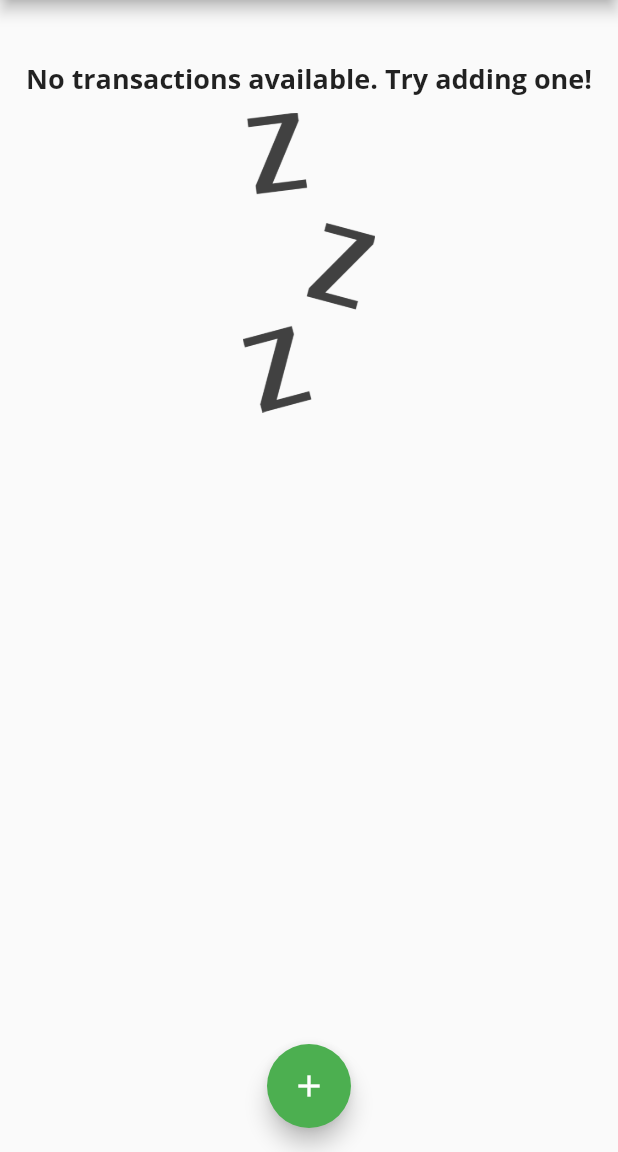
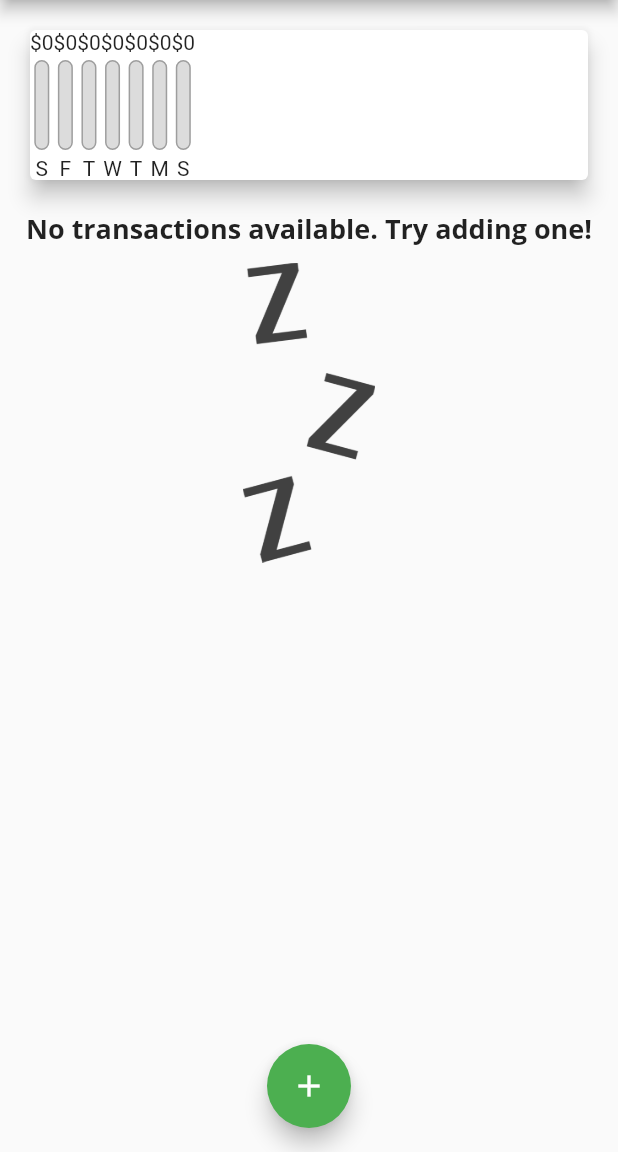
Before and after one commit to tferrerm/flutter-tutorial, a Flutter app: the screen it shows after launch, on a phone screen of 412 x 824 dp, the part 84-1236 px from its top. Run offline on Flutter 3.47's test engine with Material 2 defaults, Android fonts, the phone set to English and light mode, and no system bars; Roboto replaces fonts that are missing (Open Sans).

Commit message:
Add initial chart to show weekly expenses

```diff
--- a/expense_tracker/lib/widgets/chart.dart
+++ b/expense_tracker/lib/widgets/chart.dart
@@ -1,6 +1,7 @@
 import 'package:flutter/material.dart';
 import 'package:intl/intl.dart';
 
+import 'package:expense_tracker/widgets/chart_bar.dart';
 import 'package:expense_tracker/models/transaction.dart';
 
 class Chart extends StatelessWidget {
@@ -25,8 +26,16 @@ class Chart extends StatelessWidget {
           totalSum += recentTransactions[i].amount;
         }
       }
-      return {'day': DateFormat.E().format(weekDay), 'amount': totalSum};
+      return {'day': DateFormat.E().format(weekDay)[0], 'amount': totalSum};
     });
+  }
+
+  double get totalSpending {
+    final double total = groupedTransactionValues.fold(
+        0.0,
+        (previousValue, element) =>
+            previousValue + (element['amount'] as double));
+    return total;
   }
 
   @override
@@ -35,7 +44,16 @@ class Chart extends StatelessWidget {
         elevation: 6,
         margin: EdgeInsets.all(20),
         child: Row(
-          children: <Widget>[],
+          children: groupedTransactionValues.map((data) {
+            final double percentage = totalSpending != 0
+                ? (data['amount'] as double) / totalSpending
+                : 0;
+            return ChartBar(
+              label: data['day'] as String,
+              spentAmount: data['amount'] as double,
+              spentPercentage: percentage,
+            );
+          }).toList(),
         ));
   }
 }
--- /dev/null
+++ b/expense_tracker/lib/widgets/chart_bar.dart
@@ -0,0 +1,49 @@
+import 'package:flutter/material.dart';
+
+class ChartBar extends StatelessWidget {
+  final String label;
+  final double spentAmount;
+  final double spentPercentage;
+
+  ChartBar({
+    required this.label,
+    required this.spentAmount,
+    required this.spentPercentage,
+  });
+
+  @override
+  Widget build(BuildContext context) {
+    return Column(
+      children: [
+        Text('\$${spentAmount.toStringAsFixed(0)}'),
+        SizedBox(height: 4),
+        Container(
+          height: 60,
+          width: 10,
+          child: Stack(children: <Widget>[
+            Container(
+              decoration: BoxDecoration(
+                border: Border.all(
+                  color: Colors.grey,
+                  width: 1.0,
+                ),
+                color: Color.fromRGBO(220, 220, 220, 1),
+                borderRadius: BorderRadius.circular(20),
+              ),
+            ),
+            FractionallySizedBox(
+              heightFactor: spentPercentage,
+              child: Container(
+                decoration: BoxDecoration(
+                  color: Theme.of(context).primaryColor,
+                ),
+              ),
+            ),
+          ]),
+        ),
+        SizedBox(height: 4),
+        Text(label),
+      ],
+    );
+  }
+}
```
